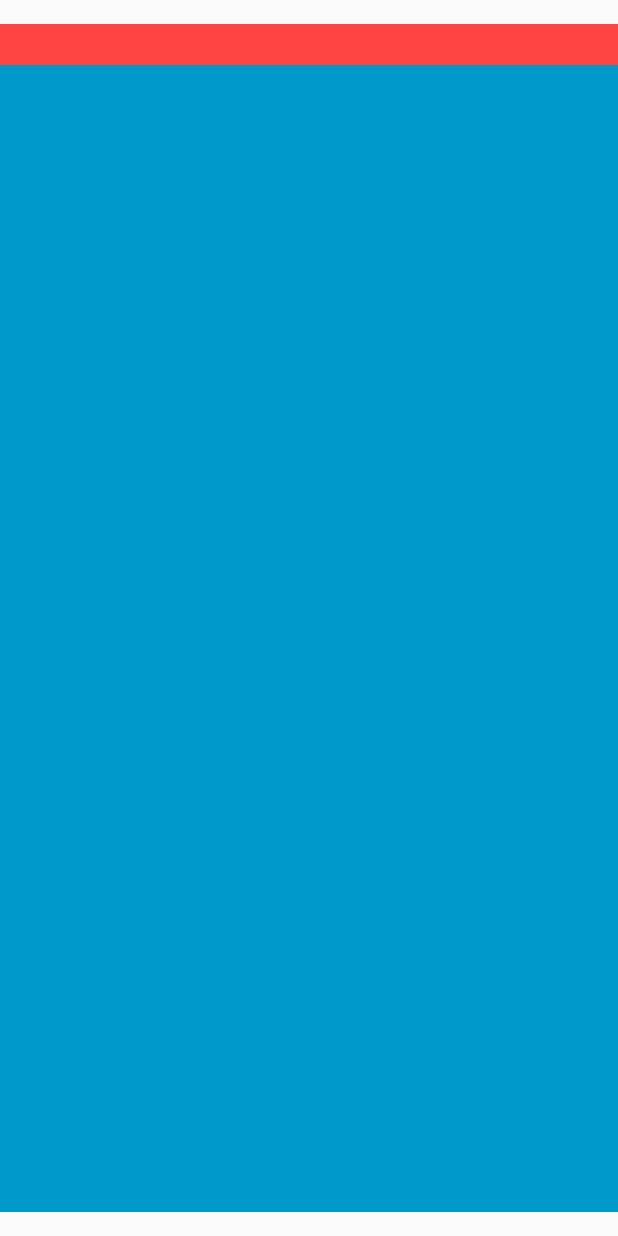
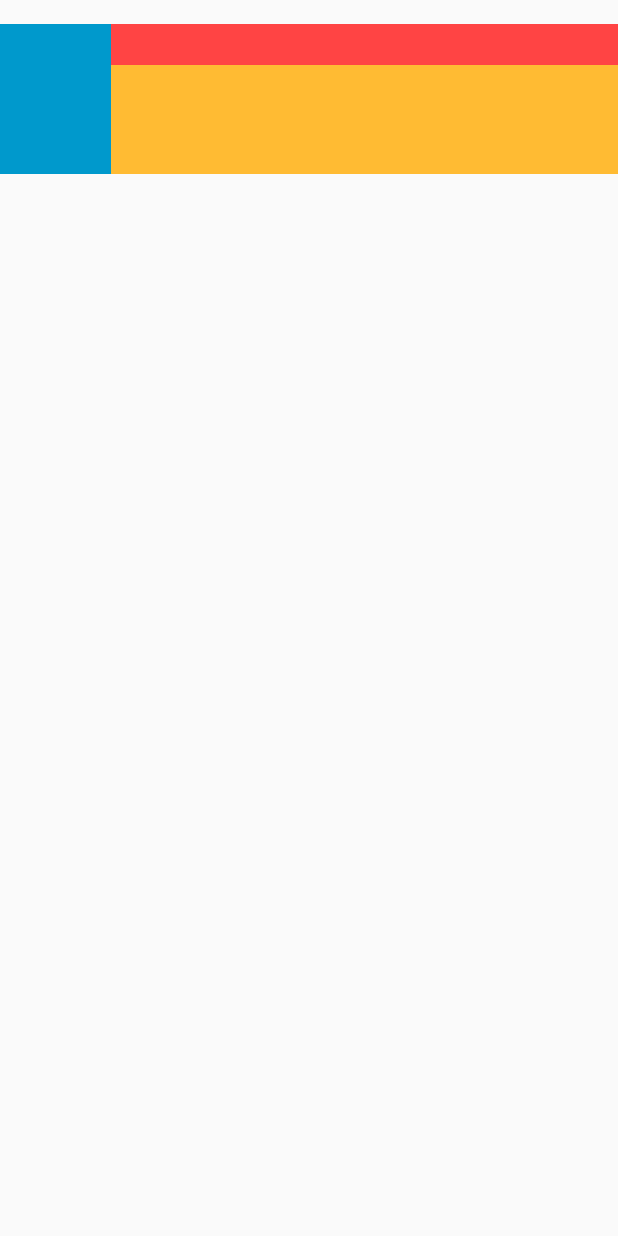
Before and after one commit to Pakoke/AplicacionRingTone, an Android app: the layout layout_sample2.xml on its own in the app's theme, with its tools: preview values and no code run, on a phone screen of 412 x 824 dp. Run offline under Robolectric (Android 15) with nearby library versions, the phone set to English and light mode, and no system bars.

Commit message:
Change Layout from LinearLayout to GridLayout and fix info.

```diff
--- a/app/src/main/res/layout/layout_sample2.xml
+++ b/app/src/main/res/layout/layout_sample2.xml
@@ -1,42 +1,55 @@
 <?xml version="1.0" encoding="utf-8"?>
-<LinearLayout xmlns:android="http://schemas.android.com/apk/res/android"
+<GridLayout xmlns:android="http://schemas.android.com/apk/res/android"
     xmlns:app="http://schemas.android.com/apk/res-auto"
     android:orientation="vertical"
     android:layout_width="match_parent"
-    android:layout_height="match_parent"
+    android:layout_height="100dp"
     android:layout_marginTop="@dimen/activity_vertical_margin"
     android:layout_marginBottom="@dimen/activity_vertical_margin"
+    android:rowCount="2"
+    android:columnCount="2"
     android:background="@android:color/holo_blue_dark"
+    android:onClick="startActivityInfo"
+    android:clickable="true"
     >
+    <ImageView
+        android:id="@+id/image_type2"
+        android:layout_width="50dp"
+        android:layout_height="fill_parent"
+        android:adjustViewBounds="true"
+        android:contentDescription="@null"
+        android:scaleType="fitCenter"
+        android:layout_margin="12dp"
+        android:layout_column="0"
+        android:layout_row="0"
+        android:layout_rowSpan="2"
+
+        />
 
     <TextView
         android:id="@+id/title_type2"
-        android:layout_width="match_parent"
+        android:layout_width="fill_parent"
         android:layout_height="wrap_content"
         android:background="@android:color/holo_red_light"
         android:textColor="@android:color/white"
         android:textSize="20sp"
         android:textAlignment="center"
+        android:layout_column="1"
+        android:layout_row="0"
         />
 
     <TextView
         android:id="@+id/content_type2"
-        android:layout_width="match_parent"
-        android:layout_height="wrap_content"
+        android:layout_width="fill_parent"
+        android:layout_height="fill_parent"
         android:textSize="16sp"
-        android:layout_margin="12dp"
-        android:textAlignment="center"/>
-
-    <ImageView
-        android:id="@+id/image_type2"
-        android:layout_width="match_parent"
-        android:layout_height="50dp"
-        android:adjustViewBounds="true"
-        android:contentDescription="@null"
-        android:scaleType="fitCenter"
-        android:layout_margin="12dp"
-        android:onClick="startActivityInfo"
-        android:clickable="true"/>
+        android:layout_margin="0dp"
+        android:background="@android:color/holo_orange_light"
+        android:textAlignment="center"
+        android:layout_column="1"
+        android:layout_row="1"/>
 
 
-</LinearLayout>
+
+
+</GridLayout>
```
Also changed, not shown: app/src/main/java/app/ringtone/FunctionsSystem.java (+14 -11 lines), app/src/main/res/layout/content_info_app.xml (+13 -4 lines).
